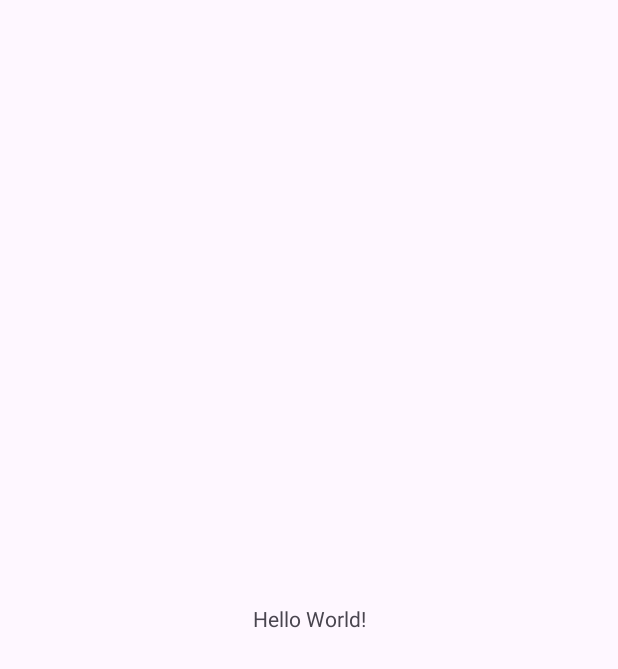
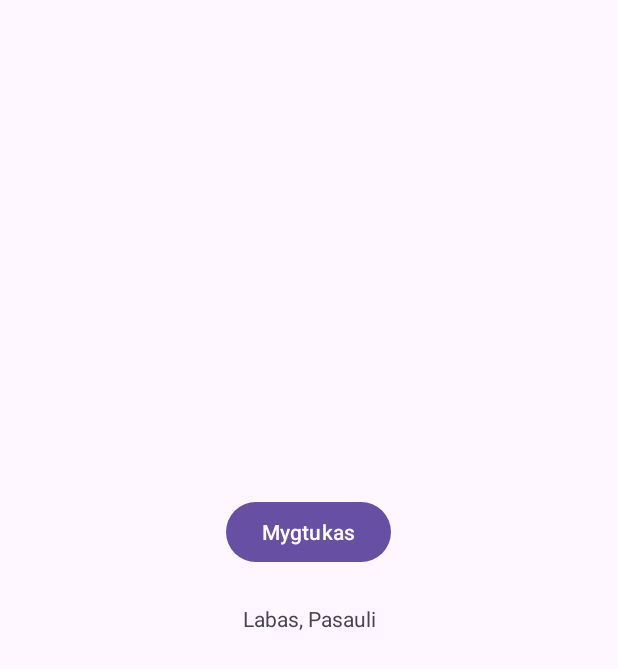
Before and after one commit to GedasLTU/1darbas_new, an Android app: the screen it shows after launch (MainActivity), on a phone screen of 412 x 824 dp. Before the commit the part shown is almost empty. Shown: the top 669 px of the screen. Run offline under Robolectric (Android 15) with nearby library versions, the phone set to English and light mode, and no system bars.

Commit message:
Mygtuko padarymas

```diff
--- a/app/src/main/res/layout/activity_main.xml
+++ b/app/src/main/res/layout/activity_main.xml
@@ -6,13 +6,24 @@
     android:layout_height="match_parent"
     tools:context=".MainActivity">
 
-    <TextView
+    <Button
+        android:id="@+id/mygtukas"
         android:layout_width="wrap_content"
         android:layout_height="wrap_content"
-        android:text="Hello World!"
+        android:layout_marginBottom="24dp"
+        android:text="Mygtukas"
+        app:layout_constraintBottom_toTopOf="@+id/textView"
+        app:layout_constraintEnd_toEndOf="parent"
+        app:layout_constraintHorizontal_bias="0.498"
+        app:layout_constraintStart_toStartOf="parent" />
+
+    <TextView
+        android:id="@+id/textView"
+        android:layout_width="wrap_content"
+        android:layout_height="wrap_content"
+        android:text="Labas, Pasauli"
         app:layout_constraintBottom_toBottomOf="parent"
         app:layout_constraintEnd_toEndOf="parent"
         app:layout_constraintStart_toStartOf="parent"
         app:layout_constraintTop_toTopOf="parent" />
-
 </androidx.constraintlayout.widget.ConstraintLayout>
```
